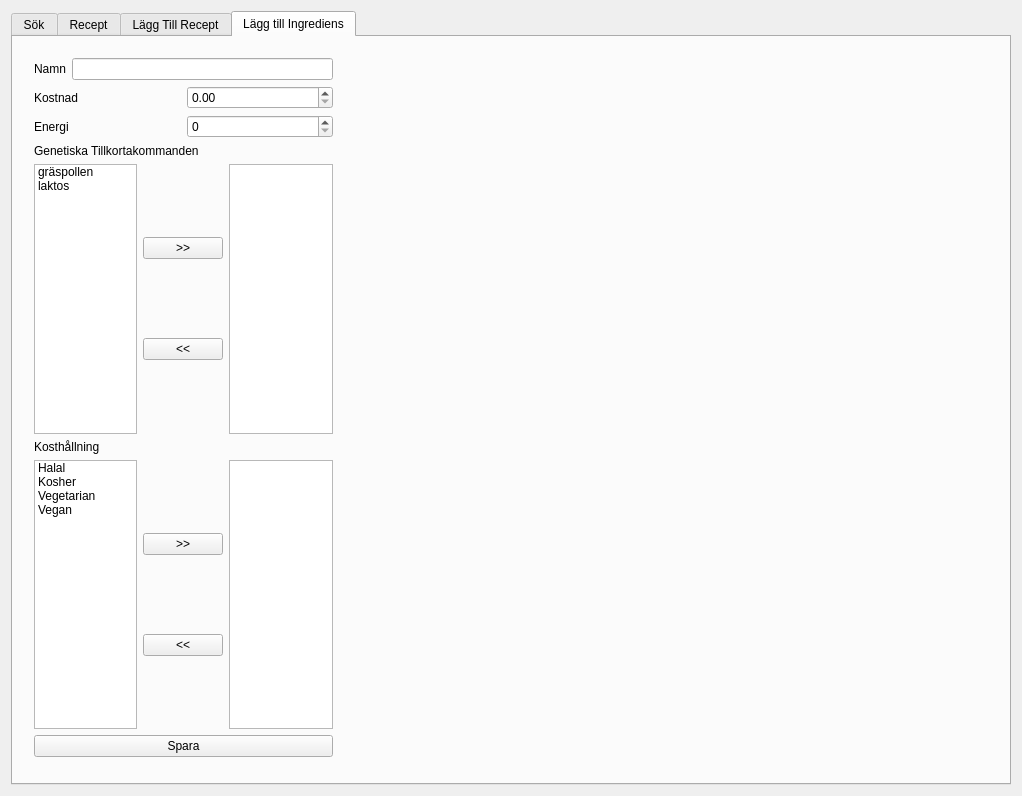
Qt form matlab/make/MatLabb/matlabb.ui (oscpe262/TDDI02) before a commit.
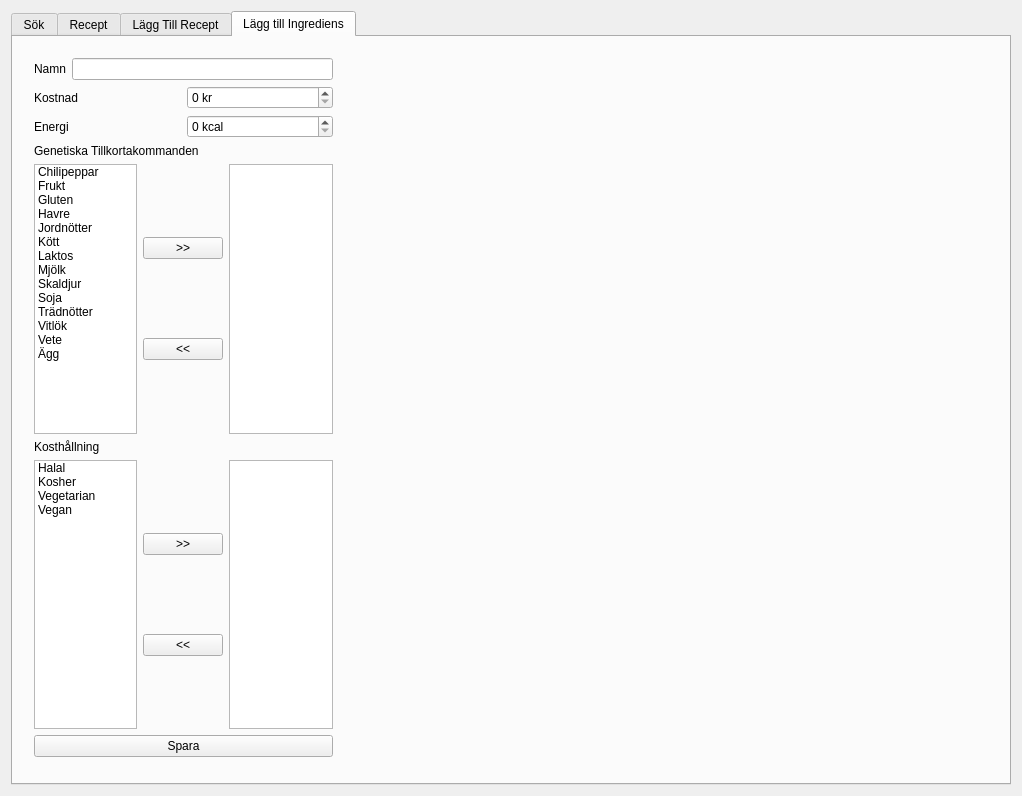
The same form after that commit. The open tabs and pages were chosen to show the change.

The edit to the form file:
```diff
--- a/matlab/make/MatLabb/matlabb.ui
+++ b/matlab/make/MatLabb/matlabb.ui
@@ -699,7 +699,11 @@
              </widget>
             </item>
             <item>
-             <widget class="QDoubleSpinBox" name="doubleSpinBox"/>
+             <widget class="QSpinBox" name="spinBox">
+              <property name="suffix">
+               <string> kr</string>
+              </property>
+             </widget>
             </item>
            </layout>
           </item>
@@ -713,7 +717,11 @@
              </widget>
             </item>
             <item>
-             <widget class="QSpinBox" name="spinBox"/>
+             <widget class="QSpinBox" name="spinBox">
+              <property name="suffix">
+               <string> kcal</string>
+              </property>
+             </widget>
             </item>
            </layout>
           </item>
@@ -739,12 +747,72 @@
                 </property>
                 <item>
                  <property name="text">
-                  <string>gräspollen</string>
+                  <string>Chilipeppar</string>
                  </property>
                 </item>
                 <item>
                  <property name="text">
-                  <string>laktos</string>
+                  <string>Frukt</string>
+                 </property>
+                </item>
+                <item>
+                 <property name="text">
+                  <string>Gluten</string>
+                 </property>
+                </item>
+                <item>
+                 <property name="text">
+                  <string>Havre</string>
+                 </property>
+                </item>
+                <item>
+                 <property name="text">
+                  <string>Jordnötter</string>
+                 </property>
+                </item>
+                <item>
+                 <property name="text">
+                  <string>Kött</string>
+                 </property>
+                </item>
+                <item>
+                 <property name="text">
+                  <string>Laktos</string>
+                 </property>
+                </item>
+                <item>
+                 <property name="text">
+                  <string>Mjölk</string>
+                 </property>
+                </item>
+                <item>
+                 <property name="text">
+                  <string>Skaldjur</string>
+                 </property>
+                </item>
+                <item>
+                 <property name="text">
+                  <string>Soja</string>
+                 </property>
+                </item>
+                <item>
+                 <property name="text">
+                  <string>Trädnötter</string>
+                 </property>
+                </item>
+                <item>
+                 <property name="text">
+                  <string>Vitlök</string>
+                 </property>
+                </item>
+                <item>
+                 <property name="text">
+                  <string>Vete</string>
+                 </property>
+                </item>
+                <item>
+                 <property name="text">
+                  <string>Ägg</string>
                  </property>
                 </item>
                </widget>
```
Left out of the diff: 127 changed lines with no effect on the pictures. Lines whose indentation alone changed are shown as unchanged.
